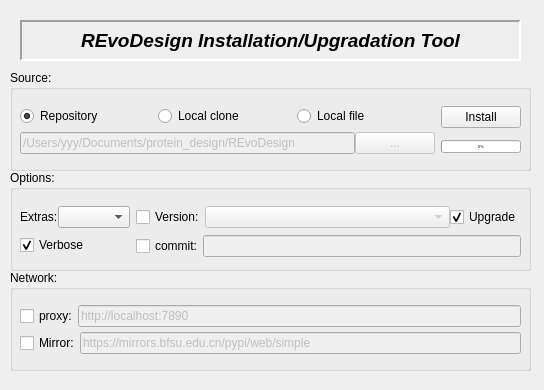
Old version of the form REvoDesign/UI/REvoDesign-PyMOL-entry.ui in the repository YaoYinYing/REvoDesign.
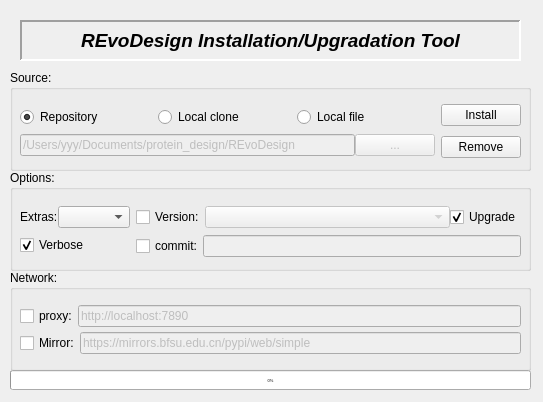
New version of the form.

Commit message:
add remove button
[ci skip]

Patch:
```diff
--- a/REvoDesign/UI/REvoDesign-PyMOL-entry.ui
+++ b/REvoDesign/UI/REvoDesign-PyMOL-entry.ui
@@ -6,10 +6,22 @@
    <rect>
     <x>0</x>
     <y>0</y>
-    <width>544</width>
-    <height>390</height>
+    <width>543</width>
+    <height>402</height>
    </rect>
   </property>
+  <property name="minimumSize">
+   <size>
+    <width>543</width>
+    <height>0</height>
+   </size>
+  </property>
+  <property name="maximumSize">
+   <size>
+    <width>543</width>
+    <height>16777215</height>
+   </size>
+  </property>
   <property name="windowTitle">
    <string>REvoDesign Installation/Upgradation Tool</string>
   </property>
@@ -37,7 +49,7 @@
       <x>10</x>
       <y>30</y>
       <width>501</width>
-      <height>61</height>
+      <height>64</height>
      </rect>
     </property>
     <layout class="QHBoxLayout" name="horizontalLayout_2">
@@ -128,47 +140,15 @@
         </widget>
        </item>
        <item>
-        <widget class="QProgressBar" name="progressBar">
+        <widget class="QPushButton" name="pushButton_remove">
          <property name="sizePolicy">
-          <sizepolicy hsizetype="Preferred" vsizetype="Maximum">
+          <sizepolicy hsizetype="Minimum" vsizetype="Fixed">
            <horstretch>0</horstretch>
            <verstretch>0</verstretch>
           </sizepolicy>
          </property>
-         <property name="minimumSize">
-          <size>
-           <width>0</width>
-           <height>0</height>
-          </size>
-         </property>
-         <property name="sizeIncrement">
-          <size>
-           <width>0</width>
-           <height>0</height>
-          </size>
-         </property>
-         <property name="baseSize">
-          <size>
-           <width>0</width>
-           <height>0</height>
-          </size>
-         </property>
-         <property name="font">
-          <font>
-           <pointsize>3</pointsize>
-          </font>
-         </property>
-         <property name="value">
-          <number>0</number>
-         </property>
-         <property name="alignment">
-          <set>Qt::AlignHCenter|Qt::AlignTop</set>
-         </property>
-         <property name="orientation">
-          <enum>Qt::Horizontal</enum>
-         </property>
-         <property name="textDirection">
-          <enum>QProgressBar::TopToBottom</enum>
+         <property name="text">
+          <string>Remove</string>
          </property>
         </widget>
        </item>
@@ -453,6 +433,57 @@
     </layout>
    </widget>
   </widget>
+  <widget class="QProgressBar" name="progressBar">
+   <property name="geometry">
+    <rect>
+     <x>10</x>
+     <y>370</y>
+     <width>521</width>
+     <height>20</height>
+    </rect>
+   </property>
+   <property name="sizePolicy">
+    <sizepolicy hsizetype="Preferred" vsizetype="Maximum">
+     <horstretch>0</horstretch>
+     <verstretch>0</verstretch>
+    </sizepolicy>
+   </property>
+   <property name="minimumSize">
+    <size>
+     <width>0</width>
+     <height>0</height>
+    </size>
+   </property>
+   <property name="sizeIncrement">
+    <size>
+     <width>0</width>
+     <height>0</height>
+    </size>
+   </property>
+   <property name="baseSize">
+    <size>
+     <width>0</width>
+     <height>0</height>
+    </size>
+   </property>
+   <property name="font">
+    <font>
+     <pointsize>3</pointsize>
+    </font>
+   </property>
+   <property name="value">
+    <number>0</number>
+   </property>
+   <property name="alignment">
+    <set>Qt::AlignHCenter|Qt::AlignTop</set>
+   </property>
+   <property name="orientation">
+    <enum>Qt::Horizontal</enum>
+   </property>
+   <property name="textDirection">
+    <enum>QProgressBar::TopToBottom</enum>
+   </property>
+  </widget>
  </widget>
  <resources/>
  <connections>
```
The commit also changes 2 other files.
